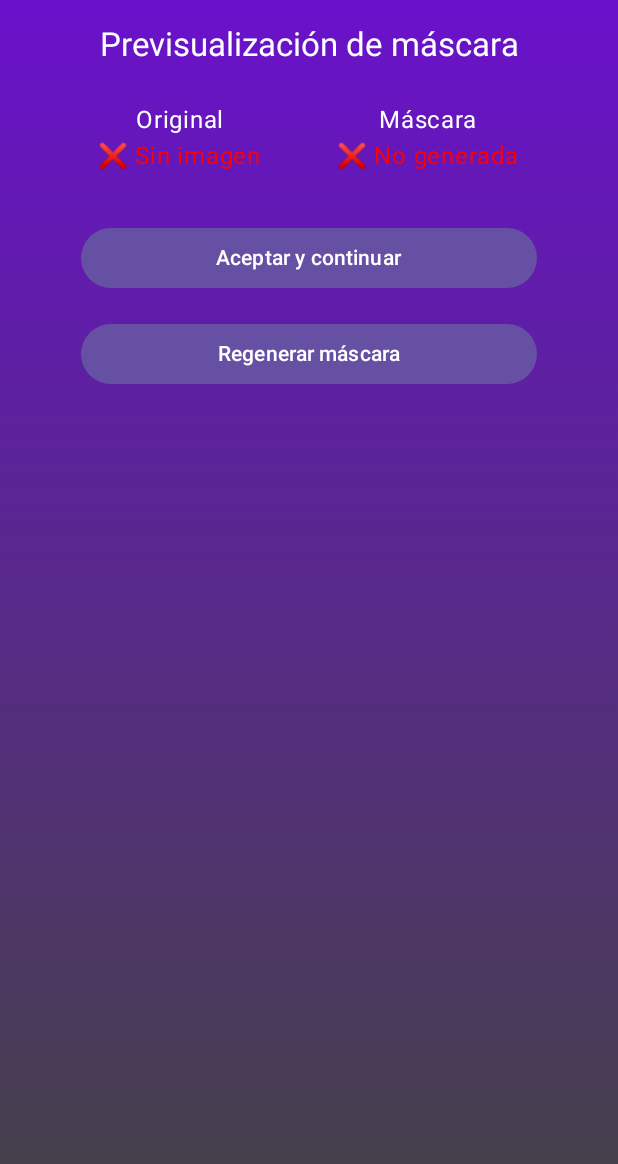
After one commit to DTorillo/AppTesis, an Android app built with Jetpack Compose: the MaskPreviewScreen screen opened through its navigation route, on a phone screen of 412 x 824 dp. The commit adds this screen. Shown: the top 1164 px of the screen. Run offline under Robolectric (Android 15) with nearby library versions, the phone set to English and light mode, and no system bars; our stand-ins replace accompanist; 2 statements that could not run were skipped.

Commit message:
Cambios grandes

```diff
--- a/app/src/main/java/com/example/capilux/API/ServerApi.kt
+++ b/app/src/main/java/com/example/capilux/API/ServerApi.kt
@@ -17,7 +17,7 @@ object ServerApi {
         .writeTimeout(30, TimeUnit.SECONDS)
         .build()
 
-    private const val SERVER_URL = "https://e4fdfa4a67af.ngrok-free.app/analizar"
+    private const val SERVER_URL = "https://eb39804c45b2.ngrok-free.app/analizar"
 
     fun enviarImagen(
         context: Context,
--- a/app/src/main/java/com/example/capilux/SharedViewModel.kt
+++ b/app/src/main/java/com/example/capilux/SharedViewModel.kt
@@ -8,6 +8,8 @@ import androidx.lifecycle.ViewModel
 
 class SharedViewModel : ViewModel() {
 
+    var faceShape: String by mutableStateOf("")
+        private set
     var imageUri: Uri? by mutableStateOf(null)
         private set
 
@@ -22,8 +24,13 @@ class SharedViewModel : ViewModel() {
         selectedPrompt = prompt
     }
 
+    fun updateFaceShape(shape: String) {
+        faceShape = shape
+    }
+
     fun clear() {
         imageUri = null
         selectedPrompt = null
+        faceShape = ""
     }
 }
--- a/app/src/main/java/com/example/capilux/navigation/AppNavigation.kt
+++ b/app/src/main/java/com/example/capilux/navigation/AppNavigation.kt
@@ -13,6 +13,8 @@ import androidx.navigation.compose.rememberNavController
 import androidx.navigation.navArgument
 import com.example.capilux.screen.*
 import com.example.capilux.utils.EncryptedPrefs
+import com.example.capilux.screen.MaskPreviewScreen
+
 
 @Composable
 fun AppNavigation(
@@ -95,7 +97,7 @@ fun AppNavigation(
                 .getString("last_captured_image", null)
             val imageUri = imageUriString?.let { Uri.parse(it) }
 
-            ResultsScreen(faceShape, recommendedStyles, imageUri, altThemeState.value)
+            ResultsScreen(faceShape, recommendedStyles, imageUri, altThemeState.value,)
         }
         composable("savedImages") {
             SavedImagesScreen(navController, altThemeState.value)
@@ -110,6 +112,10 @@ fun AppNavigation(
             val msg = Uri.decode(backStackEntry.arguments?.getString("message") ?: "Error desconocido")
             ErrorScreen(message = msg, useAltTheme = altThemeState.value, navController = navController)
         }
+        composable("maskPreview") {
+            MaskPreviewScreen(navController, sharedViewModel)
+        }
+
     }
 }
 
--- /dev/null
+++ b/app/src/main/java/com/example/capilux/screen/MaskPreviewScreen.kt
@@ -0,0 +1,95 @@
+package com.example.capilux.screen
+
+import android.graphics.BitmapFactory
+import androidx.compose.foundation.Image
+import androidx.compose.foundation.background
+import androidx.compose.foundation.layout.*
+import androidx.compose.material3.Button
+import androidx.compose.material3.MaterialTheme
+import androidx.compose.material3.Text
+import androidx.compose.runtime.Composable
+import androidx.compose.ui.Alignment
+import androidx.compose.ui.Modifier
+import androidx.compose.ui.graphics.Color
+import androidx.compose.ui.graphics.asImageBitmap
+import androidx.compose.ui.platform.LocalContext
+import androidx.compose.ui.unit.dp
+import androidx.navigation.NavHostController
+import com.example.capilux.SharedViewModel
+import com.example.capilux.ui.theme.backgroundGradient
+import java.io.File
+
+@Composable
+fun MaskPreviewScreen(
+    navController: NavHostController,
+    sharedViewModel: SharedViewModel
+) {
+    val context = LocalContext.current
+    val gradient = backgroundGradient(useAltTheme = true)
+    val originalFile = sharedViewModel.imageUri?.path?.let { File(it) }
+    val maskFile = File(context.filesDir, "mascara.png")
+
+    Column(
+        modifier = Modifier
+            .fillMaxSize()
+            .background(gradient)
+            .padding(16.dp),
+        horizontalAlignment = Alignment.CenterHorizontally
+    ) {
+        Text(
+            text = "Previsualización de máscara",
+            style = MaterialTheme.typography.titleLarge,
+            color = Color.White
+        )
+
+        Spacer(modifier = Modifier.height(24.dp))
+
+        Row(modifier = Modifier.fillMaxWidth(), horizontalArrangement = Arrangement.SpaceEvenly) {
+            Column(horizontalAlignment = Alignment.CenterHorizontally) {
+                Text("Original", color = Color.White)
+                originalFile?.takeIf { it.exists() }?.let {
+                    val bitmap = BitmapFactory.decodeFile(it.absolutePath)
+                    Image(
+                        bitmap = bitmap.asImageBitmap(),
+                        contentDescription = "Imagen original",
+                        modifier = Modifier
+                            .size(160.dp)
+                            .padding(8.dp)
+                    )
+                } ?: Text("❌ Sin imagen", color = Color.Red)
+            }
+
+            Column(horizontalAlignment = Alignment.CenterHorizontally) {
+                Text("Máscara", color = Color.White)
+                if (maskFile.exists()) {
+                    val bitmap = BitmapFactory.decodeFile(maskFile.absolutePath)
+                    Image(
+                        bitmap = bitmap.asImageBitmap(),
+                        contentDescription = "Máscara",
+                        modifier = Modifier
+                            .size(160.dp)
+                            .padding(8.dp)
+                    )
+                } else {
+                    Text("❌ No generada", color = Color.Red)
+                }
+            }
+        }
+
+        Spacer(modifier = Modifier.height(32.dp))
+
+        Button(onClick = {
+            navController.navigate("promptSelection/${sharedViewModel.faceShape ?: ""}")
+        }, modifier = Modifier.fillMaxWidth(0.8f)) {
+            Text("Aceptar y continuar")
+        }
+
+        Spacer(modifier = Modifier.height(16.dp))
+
+        Button(onClick = {
+            navController.navigate("processing/${sharedViewModel.imageUri.toString()}")
+        }, modifier = Modifier.fillMaxWidth(0.8f)) {
+            Text("Regenerar máscara")
+        }
+    }
+}
```
Also changed, not shown: app/src/main/java/com/example/capilux/screen/ResultsScreen.kt (+79 -17 lines), app/src/main/java/com/example/capilux/utils/FileUtils.kt (added, +16 -0 lines).
